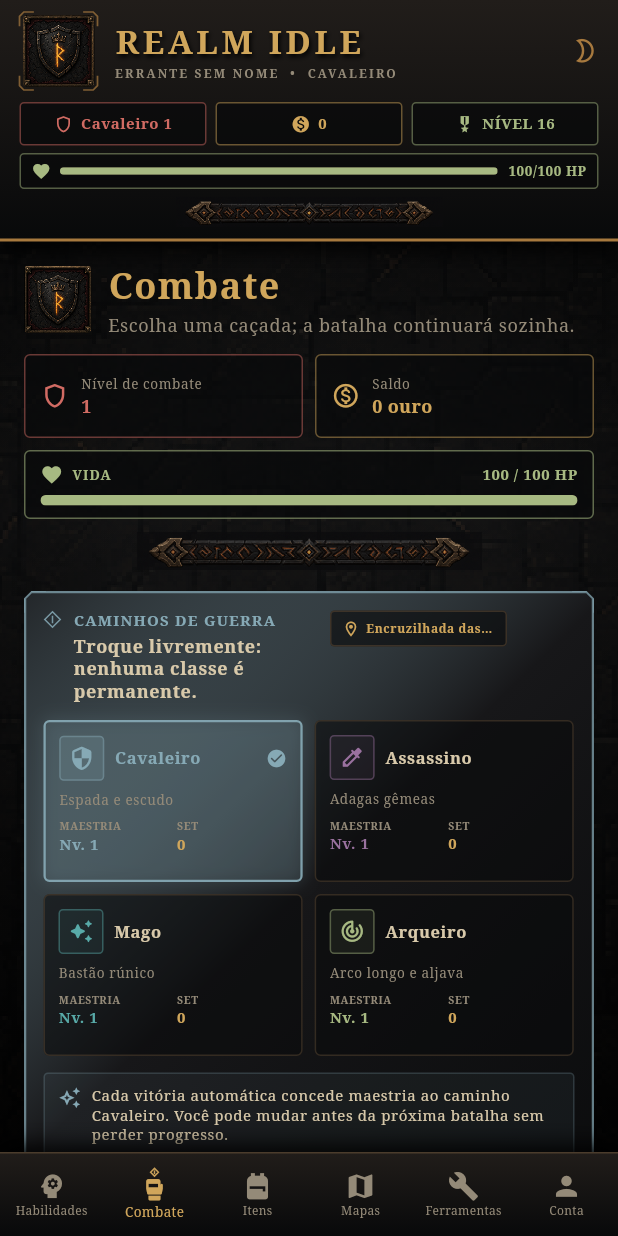
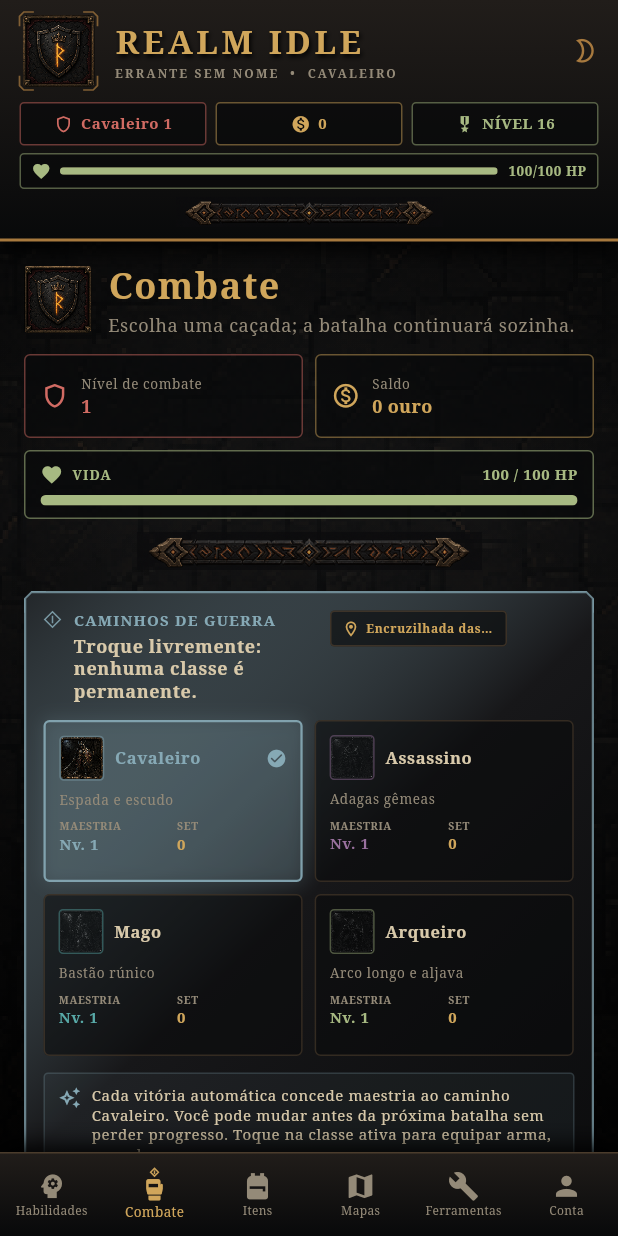
Before and after one commit to LKs2Mm/realm_idle_game, a Flutter app: the screen it shows after launch, item 2 of the bottom bar chosen, on a phone screen of 412 x 824 dp. Run offline on Flutter 3.47's test engine with Material 3 defaults, Android fonts, the light colour scheme and no system bars; our stand-ins replace shared_preferences.

Commit message:
Equipar por peça direto do Combate + retratos das 4 classes
Clicar na classe já ativa (em vez de trocar de classe) abre um modal
com a tela Itens filtrada nessa classe, direto na aba Arsenal — dá pra
equipar arma e cada peça de armadura individualmente sem sair do
Combate, com a aba Grimório disponível ali mesmo pro Mago vincular
magias. Reaproveita toda a lógica de craft/equipar já existente
(ItemsScreen ganhou o parâmetro initialClass); nenhuma classe usa mais
um "set" fixo de arte, cada slot continua 100% customizável como já
era.

Também troca os ícones genéricos do Material por retratos reais das 4
classes (gerados via ChatGPT a partir dos prompts do Lote 2) nos 3
lugares que duplicavam esse ícone: seletor de classe do Combate, chip
de prévia em Itens e cartão de estatísticas em Conta.

```diff
--- a/lib/core/theme/medieval_assets.dart
+++ b/lib/core/theme/medieval_assets.dart
@@ -28,6 +28,9 @@ abstract final class MedievalAssets {
 
   static String enemyAsset(String encounterId) =>
       'assets/images/medieval/gathering/criaturas/$encounterId.png';
+
+  static String classAsset(String heroClassSaveKey) =>
+      'assets/images/medieval/gathering/classes/$heroClassSaveKey.png';
 }
 
 class MedievalEmblem extends StatelessWidget {
--- a/lib/screens/combat_screen.dart
+++ b/lib/screens/combat_screen.dart
@@ -16,6 +16,7 @@ class CombatScreen extends StatefulWidget {
   final CombatAdvanceResult? offlineReport;
   final VoidCallback onDismissOfflineReport;
   final VoidCallback onStateChanged;
+  final ValueChanged<HeroClass> onManageEquipment;
 
   const CombatScreen({
     super.key,
@@ -24,6 +25,7 @@ class CombatScreen extends StatefulWidget {
     required this.offlineReport,
     required this.onDismissOfflineReport,
     required this.onStateChanged,
+    required this.onManageEquipment,
   });
 
   @override
@@ -63,6 +65,7 @@ class _CombatScreenState extends State<CombatScreen> {
           _HeroClassSelector(
             gameState: widget.gameState,
             onSelect: _selectHeroClass,
+            onManageEquipment: widget.onManageEquipment,
           ),
           if (widget.offlineReport != null) ...[
             const SizedBox(height: 14),
@@ -167,8 +170,13 @@ class _CombatHeader extends StatelessWidget {
 class _HeroClassSelector extends StatelessWidget {
   final GameState gameState;
   final ValueChanged<HeroClass> onSelect;
-
-  const _HeroClassSelector({required this.gameState, required this.onSelect});
+  final ValueChanged<HeroClass> onManageEquipment;
+
+  const _HeroClassSelector({
+    required this.gameState,
+    required this.onSelect,
+    required this.onManageEquipment,
+  });
 
   @override
   Widget build(BuildContext context) {
@@ -261,7 +269,9 @@ class _HeroClassSelector extends StatelessWidget {
                             equipmentPower: gameState.equipmentPowerFor(
                               heroClass,
                             ),
-                            onTap: () => onSelect(heroClass),
+                            onTap: () => heroClass == activeClass
+                                ? onManageEquipment(heroClass)
+                                : onSelect(heroClass),
                           ),
                         ),
                     ],
@@ -291,7 +301,10 @@ class _HeroClassSelector extends StatelessWidget {
                       child: Text(
                         'Cada vitória automática concede maestria ao caminho '
                         '${activeClass.displayName}. Você pode mudar antes da '
-                        'próxima batalha sem perder progresso.',
+                        'próxima batalha sem perder progresso. Toque na classe '
+                        'ativa para equipar arma, armadura e '
+                        '${activeClass == HeroClass.mage ? 'magias ' : ''}'
+                        'peça por peça.',
                         style: Theme.of(context).textTheme.bodySmall?.copyWith(
                           color: AppTheme.textPrimary,
                           fontSize: 10,
@@ -377,12 +390,13 @@ class _HeroClassTile extends StatelessWidget {
       selected: isActive,
       label:
           '${heroClass.displayName}, maestria nível $masteryLevel, '
-          'poder de equipamento $equipmentPower',
+          'poder de equipamento $equipmentPower'
+          '${isActive ? ', toque para gerenciar equipamento' : ''}',
       child: Material(
         color: Colors.transparent,
         child: InkWell(
           key: ValueKey<String>('combat-class-${heroClass.saveKey}'),
-          onTap: isActive ? null : onTap,
+          onTap: onTap,
           borderRadius: BorderRadius.circular(4),
           child: AnimatedContainer(
             duration: MediaQuery.disableAnimationsOf(context)
@@ -421,13 +435,19 @@ class _HeroClassTile extends StatelessWidget {
                       height: 30,
                       alignment: Alignment.center,
                       decoration: BoxDecoration(
-                        color: color.withValues(alpha: isActive ? 0.18 : 0.08),
                         borderRadius: BorderRadius.circular(3),
                         border: Border.all(
                           color: color.withValues(alpha: 0.42),
                         ),
                       ),
-                      child: Icon(heroClass.combatIcon, size: 17, color: color),
+                      child: MedievalEmblem(
+                        assetPath: MedievalAssets.classAsset(
+                          heroClass.saveKey,
+                        ),
+                        size: 30,
+                        muted: !isActive,
+                        semanticLabel: heroClass.displayName,
+                      ),
                     ),
                     const SizedBox(width: 7),
                     Expanded(
@@ -1864,13 +1884,6 @@ class _OfflineVictoryChip extends StatelessWidget {
 }
 
 extension _HeroClassCombatPresentation on HeroClass {
-  IconData get combatIcon => switch (this) {
-    HeroClass.knight => Icons.security_rounded,
-    HeroClass.assassin => Icons.colorize_rounded,
-    HeroClass.mage => Icons.auto_awesome_rounded,
-    HeroClass.archer => Icons.track_changes_rounded,
-  };
-
   Color get combatColor => switch (this) {
     HeroClass.knight => AppTheme.combatBlue,
     HeroClass.assassin => const Color(0xFF9A719F),
--- a/pubspec.yaml
+++ b/pubspec.yaml
@@ -26,3 +26,4 @@ flutter:
     - assets/images/medieval/gathering/peixes/
     - assets/images/medieval/gathering/ferramentas/
     - assets/images/medieval/gathering/criaturas/
+    - assets/images/medieval/gathering/classes/
```
Also changed, not shown: lib/app/realm_idle_app.dart (+115 -32 lines), lib/screens/account_screen.dart (+14 -11 lines), lib/screens/items_screen.dart (+14 -9 lines), assets/images/medieval/gathering/classes/archer.png (added), assets/images/medieval/gathering/classes/assassin.png (added), assets/images/medieval/gathering/classes/knight.png (added), assets/images/medieval/gathering/classes/mage.png (added), 2 other files.
